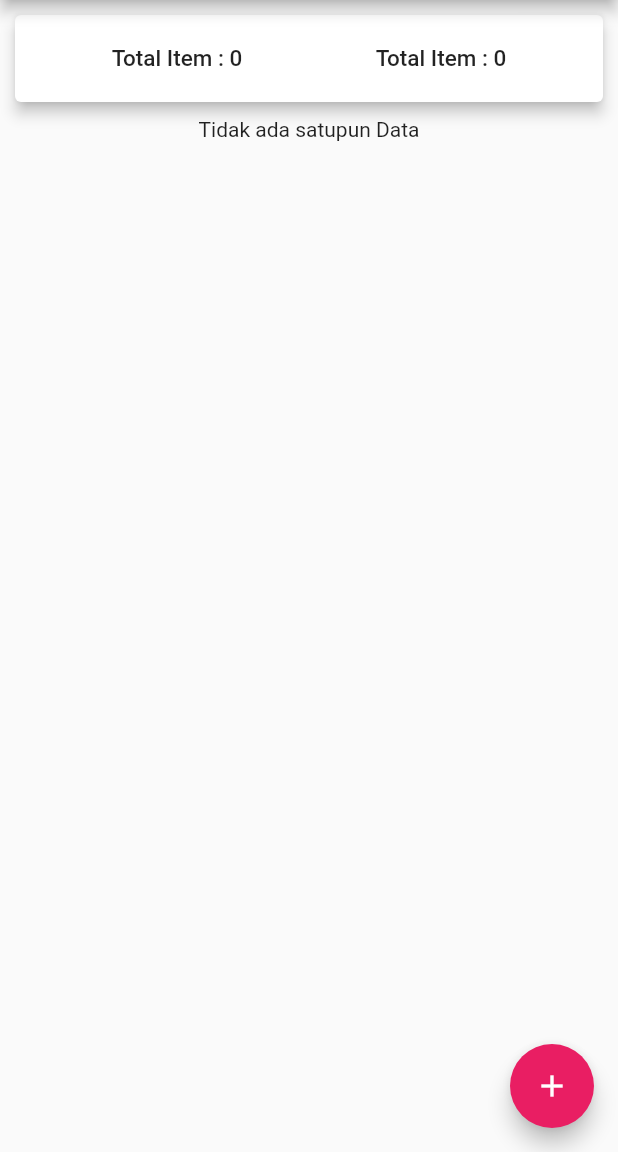
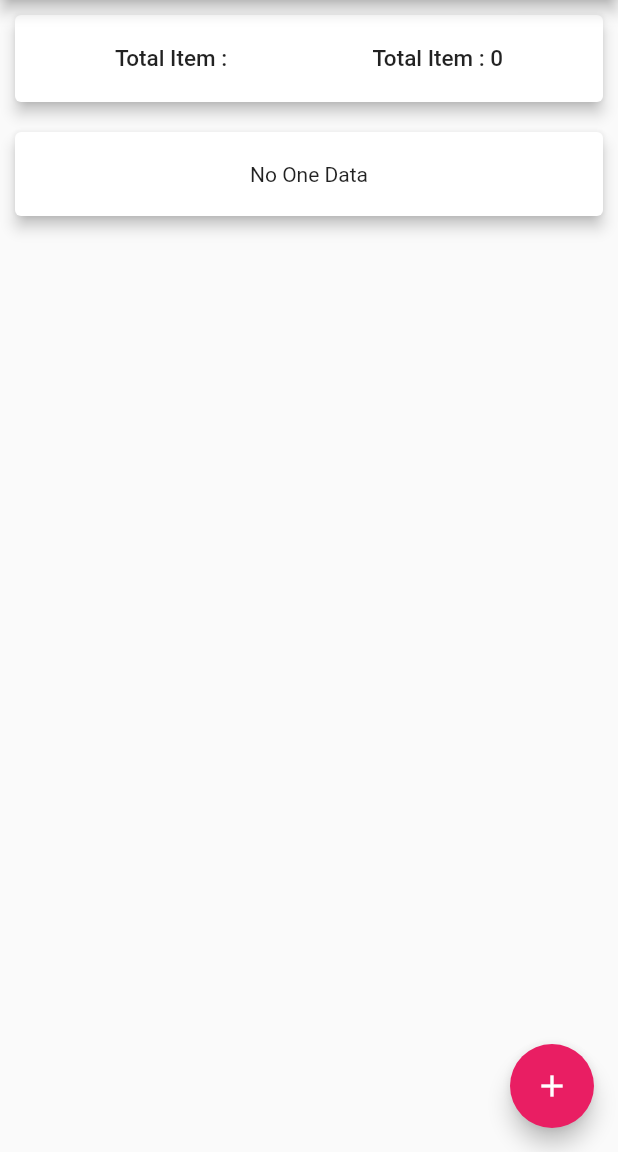
Before and after one commit to Jhonlien/belajar-flutter, a Flutter app: the screen it shows after launch, after a tap on the "clear" icon, on a phone screen of 412 x 824 dp, the part 84-1236 px from its top. Run offline on Flutter 3.47's test engine with Material 2 defaults, Android fonts, the phone set to English and light mode, and no system bars.

```diff
--- a/a5statelessstatefulwidget/lib/component/dashboard.dart
+++ b/a5statelessstatefulwidget/lib/component/dashboard.dart
@@ -8,7 +8,7 @@ class Dashboard extends StatelessWidget{
   //CONSTRUCTOR UNTUK MEMINTA DATA
   Dashboard(this.carts);
   //hitung jumlah carts
-  int get getTotal{
+  int getTotal{
     return carts.fold(0, (sum, item){
       return sum += item.qty;
     });
--- a/a5statelessstatefulwidget/lib/component/product_list.dart
+++ b/a5statelessstatefulwidget/lib/component/product_list.dart
@@ -12,15 +12,27 @@ class ProductList extends StatelessWidget{
   @override
   Widget build(BuildContext context){
     return Container(
-      height: 400,
-      //APABILA CARTS KOSONG
       child: carts.isEmpty ?
-      Column(
-        children: <Widget>[
-            Text('Tidak ada satupun Data')
-          ],
-        )
-        :
+      Card(
+        elevation : 4,
+        margin    : EdgeInsets.all(10),
+        color: Colors.white,
+        child:
+          Padding(
+            padding: EdgeInsets.all(20),
+            child: Row(
+              mainAxisAlignment: MainAxisAlignment.spaceAround,
+              children: <Widget>[
+                Column(
+                  children: <Widget>[
+                    Text('No One Data')
+                  ],
+                )
+              ],
+            ),
+          ),
+      )
+      :
       ListView.builder(
         itemBuilder: (context, index) {
           return Card(
--- a/a5statelessstatefulwidget/lib/main.dart
+++ b/a5statelessstatefulwidget/lib/main.dart
@@ -34,24 +34,26 @@ class Home extends StatefulWidget {
 }
 
 class _HomeState extends State<Home> {
+  Random rand = new Random();
+
   final List<Cart> _carts = [
-      Cart(id: 1, title: 'Sayur', harga: 1000, qty: 1),
-      Cart(id: 2, title: 'Buah', harga: 1200, qty: 1),
+      Cart(id: "1", title: 'Sayur', harga: 1000, qty: 1),
+      Cart(id: "2", title: 'Buah', harga: 1200, qty: 1),
     ];
 
-  Random rand = new Random();
+
 
   void _openModal(BuildContext context){
     showModalBottomSheet(
       context: context,
       builder: (_){
-        return AddNew(_addNewItem);
+        return AddNew(_addNew);
       }
     );
   }
 
-  void _addNewItem(String title, double harga, int qty){
-    final newItem = Cart(id: rand.nextInt(10), title: title, harga: harga, qty: qty);
+  void _addNew(String title, double harga, int qty){
+    final newItem = Cart(id: DateTime.now().toString(), title: title, harga: harga, qty: qty);
     setState(() {
       _carts.add(newItem);
     });
--- a/a5statelessstatefulwidget/lib/models/cart.dart
+++ b/a5statelessstatefulwidget/lib/models/cart.dart
@@ -1,7 +1,7 @@
 import 'package:flutter/foundation.dart';
 
 class Cart{
-  final int id;
+  final String id;
   final String title;
   final double harga;
   final int qty;
```
Also changed, not shown: a5statelessstatefulwidget/lib/component/add_new.dart (+13 -8 lines).
